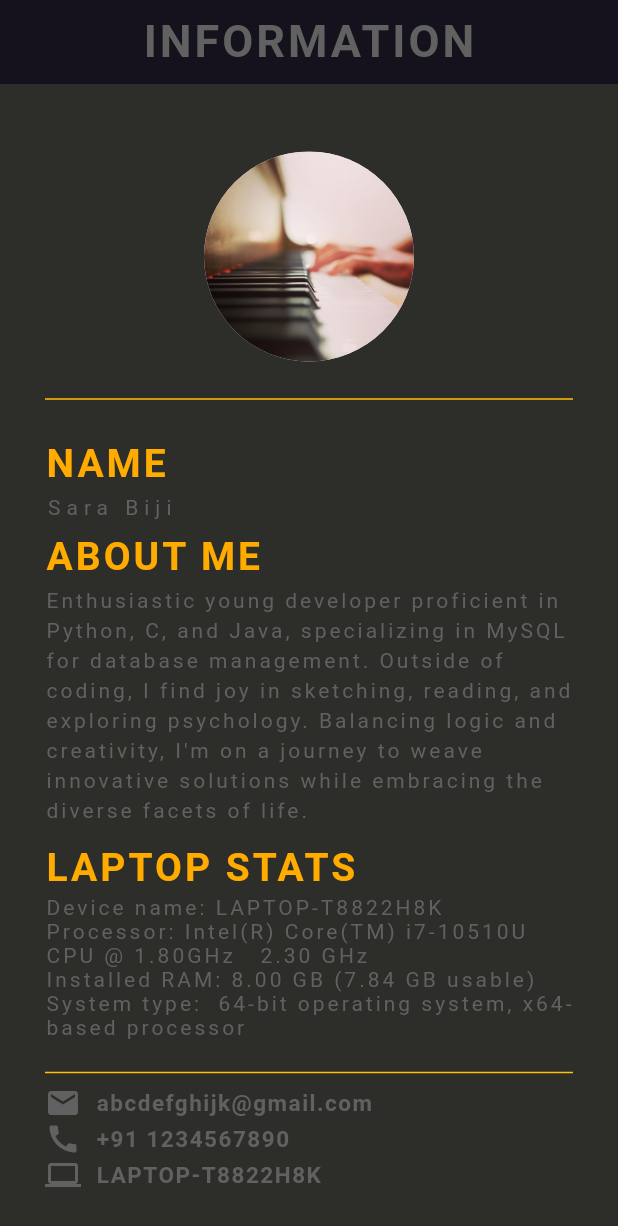
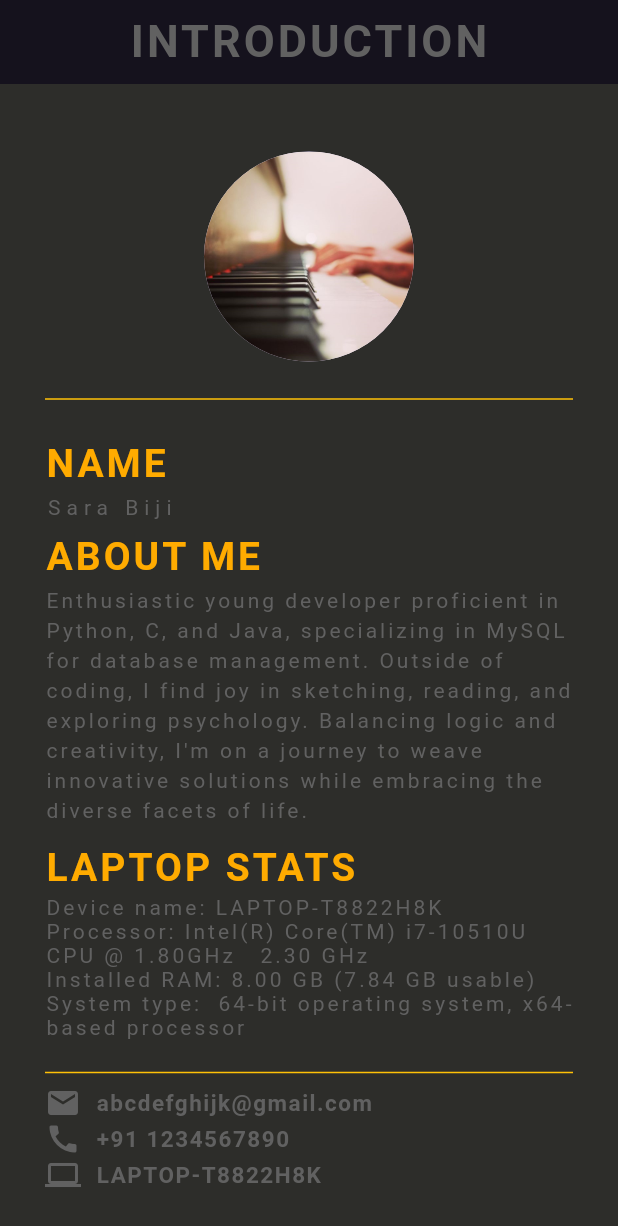
Before and after one commit to sarabiji/introduction, a Flutter app: the screen it shows after launch, on a phone screen of 412 x 824 dp. Shown: the top 1226 px of the screen. Run offline on Flutter 3.47's test engine with Material 3 defaults, Android fonts, the phone set to English and light mode, and no system bars.

```diff
--- a/lib/main.dart
+++ b/lib/main.dart
@@ -15,7 +15,7 @@ class InfoPage extends StatelessWidget {
       //appbar specs
       appBar: AppBar(
         title: Text(
-          'INFORMATION',
+          'INTRODUCTION',
           style: TextStyle(
               color: Colors.grey[700],
               fontSize: 30,
@@ -30,6 +30,7 @@ class InfoPage extends StatelessWidget {
       body: SafeArea(
         child: Padding(
           padding: const EdgeInsets.fromLTRB(30, 45, 30, 0),
+          child: SingleChildScrollView(
             child: Column(
               crossAxisAlignment: CrossAxisAlignment.start,
               children: [
@@ -157,6 +158,7 @@ class InfoPage extends StatelessWidget {
             ),
           ),
         ),
+      ),
     );
   }
 }
```
Lines whose indentation alone changed are shown as unchanged.
